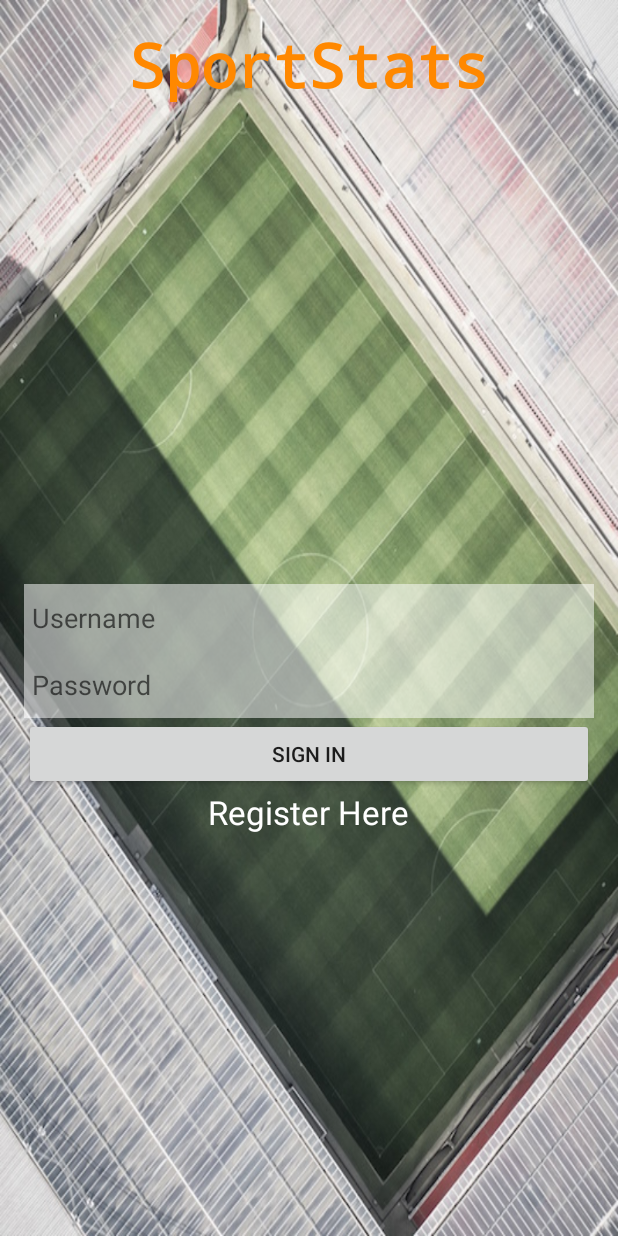
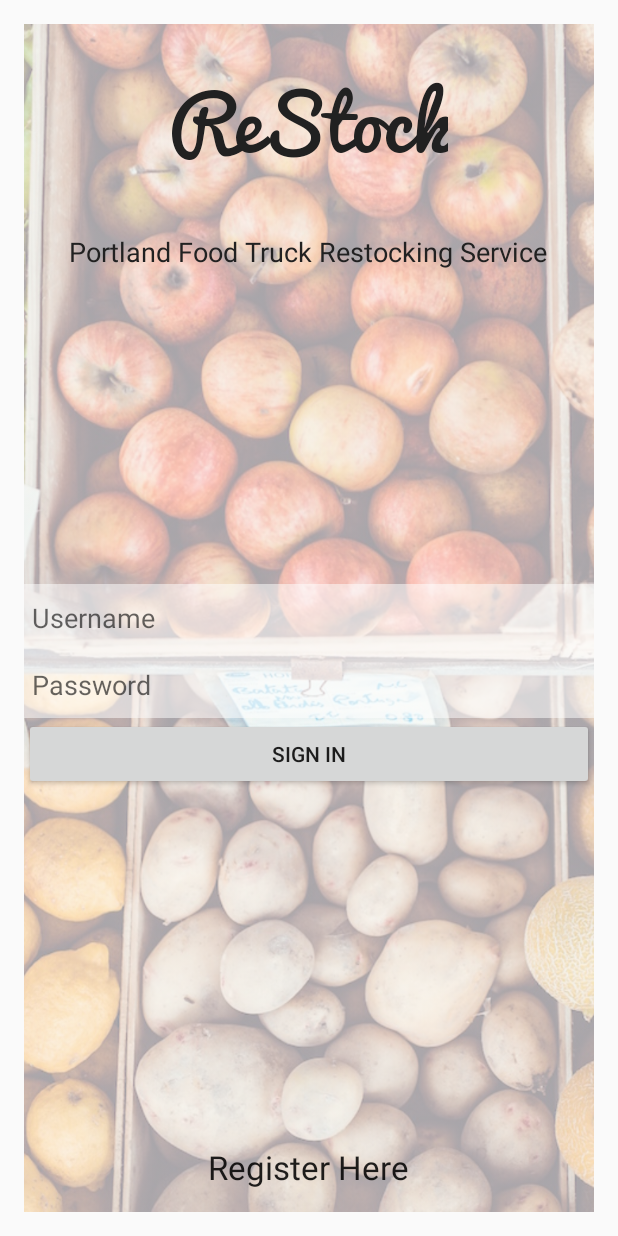
Before and after one commit to inthra/w2Fri-ReStock, an Android app: the screen it shows after launch (MainActivity), on a phone screen of 412 x 824 dp. Run offline under Robolectric (Android 15) with nearby library versions, the phone set to English and light mode, and no system bars; our stand-ins replace ButterKnife.

Commit message:
Change project from SportStats to ReStock.

```diff
--- a/app/build.gradle
+++ b/app/build.gradle
@@ -5,7 +5,7 @@ android {
     buildToolsVersion "23.0.3"
 
     defaultConfig {
-        applicationId "com.epicodus.sportstats"
+        applicationId "com.epicodus.restock"
         minSdkVersion 18
         targetSdkVersion 23
         versionCode 1
--- a/app/src/main/java/com/epicodus/sportstats/TeamsActivity.java
+++ b/app/src/main/java/com/epicodus/restock/DeliveryActivity.java
@@ -1,4 +1,4 @@
-package com.epicodus.sportstats;
+package com.epicodus.restock;
 
 import android.content.Intent;
 import android.support.v7.app.AppCompatActivity;
@@ -10,7 +10,7 @@ import android.widget.TextView;
 import butterknife.Bind;
 import butterknife.ButterKnife;
 
-public class TeamsActivity extends AppCompatActivity {
+public class DeliveryActivity extends AppCompatActivity {
     @Bind(R.id.lvTeams) ListView mListTeams;
     @Bind(R.id.lvScores) ListView mListScores;
     @Bind(R.id.etUsername) TextView mUsername;
--- a/app/src/main/java/com/epicodus/sportstats/MainActivity.java
+++ b/app/src/main/java/com/epicodus/restock/MainActivity.java
@@ -1,12 +1,15 @@
-package com.epicodus.sportstats;
+package com.epicodus.restock;
 
 import android.content.Intent;
+import android.graphics.Typeface;
 import android.support.v7.app.AppCompatActivity;
 import android.os.Bundle;
 import android.view.View;
 import android.widget.Button;
 import android.widget.EditText;
 import android.widget.TextView;
+
+import org.w3c.dom.Text;
 
 import butterknife.Bind;
 import butterknife.ButterKnife;
@@ -16,6 +19,7 @@ public class MainActivity extends AppCompatActivity implements View.OnClickListe
     @Bind(R.id.etPassword) EditText mPassword;
     @Bind(R.id.bSignIn) Button mSignInButton;
     @Bind(R.id.tvRegisterHere) TextView mRegisterHere;
+    @Bind(R.id.tvHeader) TextView mAppNameHeader;
 
     @Override
     protected void onCreate(Bundle savedInstanceState) {
@@ -23,6 +27,9 @@ public class MainActivity extends AppCompatActivity implements View.OnClickListe
         setContentView(R.layout.activity_main);
 
         ButterKnife.bind(this);
+
+        Typeface pacificoFont = Typeface.createFromAsset(getAssets(), "fonts/pacifico.ttf");
+        mAppNameHeader.setTypeface(pacificoFont);
 
         mSignInButton.setOnClickListener(this);
         mRegisterHere.setOnClickListener(this);
@@ -32,7 +39,7 @@ public class MainActivity extends AppCompatActivity implements View.OnClickListe
         public void onClick(View v) {
         if(v == mSignInButton) {
             String usernameInput = mUsername.getText().toString();
-            Intent intent = new Intent(MainActivity.this, TeamsActivity.class);
+            Intent intent = new Intent(MainActivity.this, DeliveryActivity.class);
             intent.putExtra("username", usernameInput);
             startActivity(intent);
             mUsername.setText("");
--- a/app/src/main/java/com/epicodus/sportstats/RegisterActivity.java
+++ b/app/src/main/java/com/epicodus/restock/RegisterActivity.java
@@ -1,4 +1,4 @@
-package com.epicodus.sportstats;
+package com.epicodus.restock;
 
 import android.support.v7.app.AppCompatActivity;
 import android.os.Bundle;
--- a/app/src/main/res/layout/activity_main.xml
+++ b/app/src/main/res/layout/activity_main.xml
@@ -7,20 +7,41 @@
     android:paddingLeft="@dimen/activity_horizontal_margin"
     android:paddingRight="@dimen/activity_horizontal_margin"
     android:paddingTop="@dimen/activity_vertical_margin"
-    tools:context="com.epicodus.sportstats.MainActivity"
-    android:background="@drawable/home">
+    tools:context="com.epicodus.restock.MainActivity">
+
+    <ImageView
+        android:layout_width="match_parent"
+        android:layout_height="match_parent"
+        android:id="@+id/imageView"
+        android:layout_alignTop="@+id/tvHeader"
+        android:layout_alignParentStart="true"
+        android:layout_alignParentBottom="true"
+        android:layout_alignParentEnd="true"
+        android:src="@drawable/image_main"
+        android:alpha="0.4"
+        android:scaleType="centerCrop" />
 
     <TextView
         android:layout_width="wrap_content"
         android:layout_height="wrap_content"
         android:id="@+id/tvHeader"
-        android:text="SportStats"
-        android:textSize="40sp"
-        android:textStyle="bold"
-        android:textColor="@android:color/holo_orange_dark"
+        android:text="ReStock"
+        android:paddingTop="15dp"
+        android:textSize="50sp"
         android:layout_alignParentTop="true"
         android:layout_centerHorizontal="true"
-        android:typeface="monospace" />
+        android:textColor="@color/colorPrimaryText" />
+
+    <TextView
+        android:layout_width="wrap_content"
+        android:layout_height="wrap_content"
+        android:textAppearance="?android:attr/textAppearanceMedium"
+        android:text="Portland Food Truck Restocking Service"
+        android:id="@+id/textView"
+        android:layout_marginTop="30dp"
+        android:layout_below="@+id/tvHeader"
+        android:layout_centerHorizontal="true"
+        android:textColor="@color/colorPrimaryText" />
 
     <EditText
         android:layout_width="wrap_content"
@@ -67,9 +88,8 @@
         android:textAppearance="@android:style/TextAppearance.Material.Large"
         android:text="Register Here"
         android:id="@+id/tvRegisterHere"
-        android:textColor="@android:color/white"
-        android:layout_below="@+id/bSignIn"
+        android:paddingBottom="15dp"
+        android:layout_alignParentBottom="true"
         android:layout_centerHorizontal="true" />
 
-
 </RelativeLayout>
--- a/app/src/main/res/layout/activity_register.xml
+++ b/app/src/main/res/layout/activity_register.xml
@@ -7,8 +7,7 @@
     android:paddingLeft="@dimen/activity_horizontal_margin"
     android:paddingRight="@dimen/activity_horizontal_margin"
     android:paddingTop="@dimen/activity_vertical_margin"
-    tools:context="com.epicodus.sportstats.RegisterActivity"
-    android:background="@drawable/grass">
+    tools:context="com.epicodus.restock.RegisterActivity">
 
     <EditText
         android:layout_width="wrap_content"
--- a/app/src/main/res/layout/activity_teams.xml
+++ b/app/src/main/res/layout/activity_teams.xml
@@ -7,8 +7,7 @@
     android:paddingLeft="@dimen/activity_horizontal_margin"
     android:paddingRight="@dimen/activity_horizontal_margin"
     android:paddingTop="@dimen/activity_vertical_margin"
-    tools:context="com.epicodus.sportstats.TeamsActivity"
-    android:background="@drawable/field">
+    tools:context=".DeliveryActivity">
 
     <TextView
         android:layout_width="wrap_content"
--- a/app/src/main/res/values/colors.xml
+++ b/app/src/main/res/values/colors.xml
@@ -1,7 +1,7 @@
 <?xml version="1.0" encoding="utf-8"?>
 <resources>
     <color name="colorPrimary">#FFC107</color>
-    <color name="colorPrimaryDark">#ffa000</color>
+    <color name="colorPrimaryDark">#000000</color>
     <color name="colorPrimaryLight">#ffecb3</color>
     <color name="colorAccent">#E040FB</color>
     <color name="colorPrimaryText">#212121</color>
```
Also changed, not shown: app/src/main/AndroidManifest.xml (+5 -5 lines), app/src/main/assets/fonts/pacifico.ttf (added), app/src/main/res/drawable/field.jpeg (deleted), app/src/main/res/drawable/grass.jpeg (deleted), app/src/main/res/drawable/home.jpeg (deleted), app/src/main/res/drawable/image_main.jpeg (added), 4 other files.
